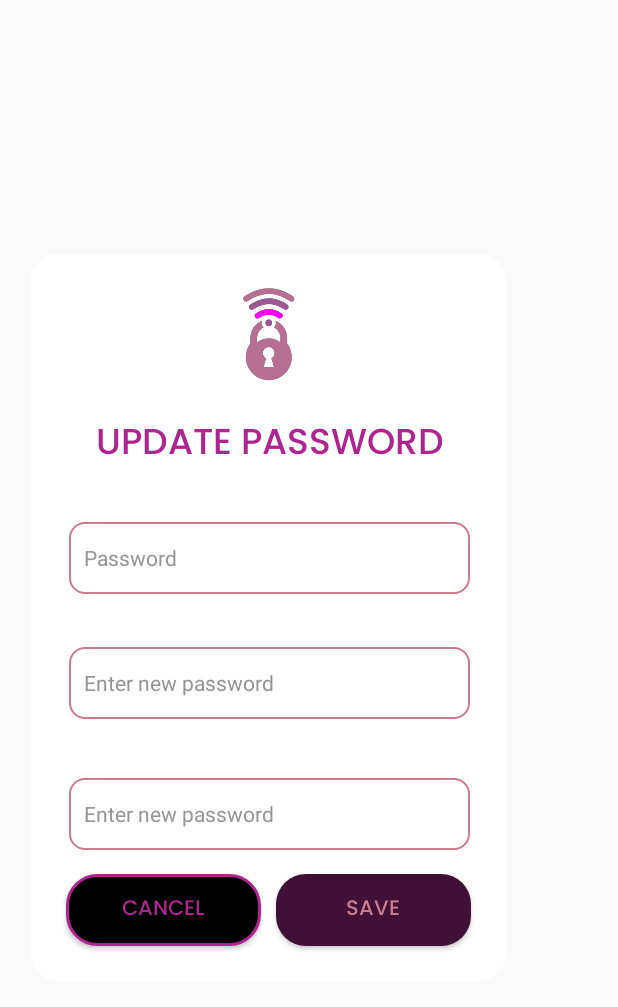
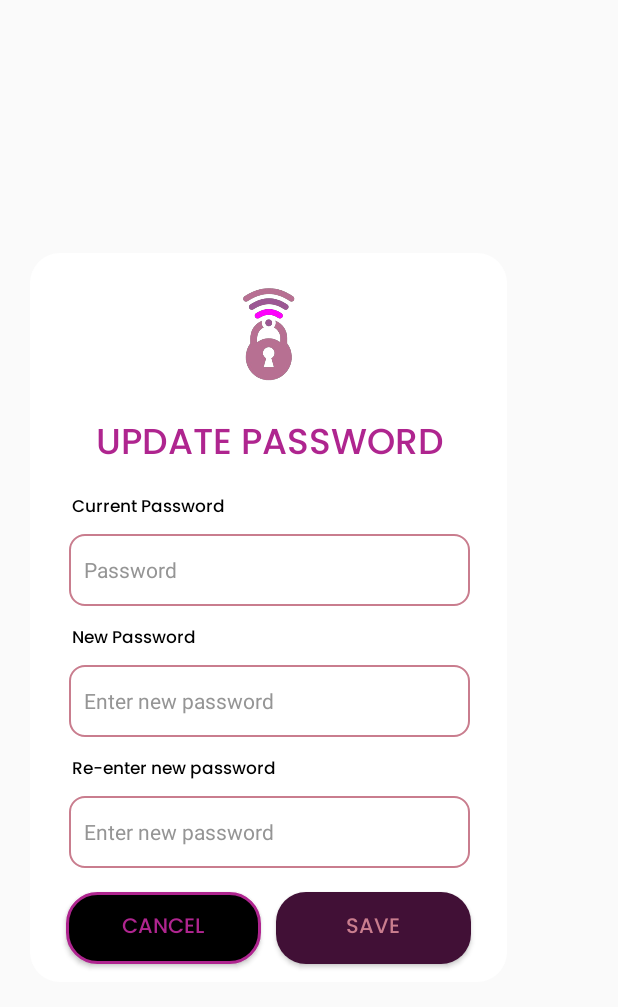
Before and after one commit to Jecchisauce/Quizora1, an Android app: the fragment UpdatePassword shown on its own in the app's theme, on a phone screen of 412 x 824 dp. Shown: the top 1007 px of the screen. Run offline under Robolectric (Android 15) with nearby library versions, the phone set to English and light mode, and no system bars.

Commit message:
FIXED COLOR ALLOCATIONS

```diff
--- a/Quizora/app/src/main/res/layout/activity_item_onboarding.xml
+++ b/Quizora/app/src/main/res/layout/activity_item_onboarding.xml
@@ -5,7 +5,7 @@
     xmlns:tools="http://schemas.android.com/tools"
     android:layout_width="match_parent"
     android:layout_height="match_parent"
-    android:background="@color/white"
+
     android:id="@+id/mainboard"
     android:padding="10dp"
     tools:context=".ItemOnboarding">
--- a/Quizora/app/src/main/res/layout/activity_login_form.xml
+++ b/Quizora/app/src/main/res/layout/activity_login_form.xml
@@ -2,6 +2,8 @@
 <layout xmlns:android="http://schemas.android.com/apk/res/android"
     xmlns:app="http://schemas.android.com/apk/res-auto"
     xmlns:tools="http://schemas.android.com/tools">
+
+
 
     <androidx.constraintlayout.widget.ConstraintLayout
         android:id="@+id/main"
--- a/Quizora/app/src/main/res/layout/fragment_home.xml
+++ b/Quizora/app/src/main/res/layout/fragment_home.xml
@@ -32,7 +32,7 @@
         android:id="@+id/profile_section"
         android:layout_width="match_parent"
         android:layout_height="78dp"
-        android:layout_marginTop="20dp"
+        android:layout_marginTop="10dp"
         android:layout_marginStart="9dp"
         android:layout_marginEnd="9dp"
         android:background="@drawable/textbox"
--- a/Quizora/app/src/main/res/layout/fragment_update_password.xml
+++ b/Quizora/app/src/main/res/layout/fragment_update_password.xml
@@ -60,11 +60,11 @@
             android:id="@+id/textView8"
             android:layout_width="wrap_content"
             android:layout_height="wrap_content"
-            android:layout_marginStart="24dp"
-            android:layout_marginTop="4dp"
+            android:layout_marginStart="28dp"
+            android:layout_marginTop="12dp"
             android:fontFamily="@font/poppins_medium"
             android:text="Current Password"
-            android:textColor="@color/white"
+            android:textColor="@color/black"
             android:textSize="11sp"
             app:layout_constraintStart_toStartOf="parent"
             app:layout_constraintTop_toBottomOf="@id/textView7" />
@@ -90,11 +90,11 @@
             android:id="@+id/textView10"
             android:layout_width="wrap_content"
             android:layout_height="wrap_content"
-            android:layout_marginStart="24dp"
-            android:layout_marginTop="8dp"
+            android:layout_marginStart="28dp"
+            android:layout_marginTop="12dp"
             android:fontFamily="@font/poppins_medium"
             android:text="New Password"
-            android:textColor="@color/white"
+            android:textColor="@color/black"
             android:textSize="11sp"
             app:layout_constraintStart_toStartOf="parent"
             app:layout_constraintTop_toBottomOf="@id/cPassword" />
@@ -146,11 +146,11 @@
             android:id="@+id/textView11"
             android:layout_width="wrap_content"
             android:layout_height="wrap_content"
-            android:layout_marginStart="24dp"
+            android:layout_marginStart="28dp"
             android:layout_marginTop="12dp"
             android:fontFamily="@font/poppins_medium"
             android:text="Re-enter new password"
-            android:textColor="@color/white"
+            android:textColor="@color/black"
             android:textSize="11sp"
             app:layout_constraintStart_toStartOf="parent"
             app:layout_constraintTop_toBottomOf="@id/nPassword" />
--- a/Quizora/app/src/main/res/layout/item_quiz_history.xml
+++ b/Quizora/app/src/main/res/layout/item_quiz_history.xml
@@ -2,12 +2,12 @@
 <androidx.constraintlayout.widget.ConstraintLayout
     xmlns:android="http://schemas.android.com/apk/res/android"
     xmlns:app="http://schemas.android.com/apk/res-auto"
-    xmlns:tools="http://schemas.android.com/tools"
+
     android:layout_width="150dp"
     android:layout_height="180dp"
     android:padding="10dp"
     android:background="@drawable/back_bg"
-    android:layout_margin="5dp">
+    android:layout_margin="15dp">
 
     <TextView
         android:id="@+id/historyQuizTitle"
--- a/Quizora/app/src/main/res/values-night/themes.xml
+++ b/Quizora/app/src/main/res/values-night/themes.xml
@@ -4,13 +4,9 @@
 
         <!-- Customize your dark theme here. -->
         <!-- <item name="colorPrimary">@color/my_dark_primary</item> -->
-        <item name="android:windowBackground">@color/white</item>
 
-        <!-- Change Status Bar Color -->
-        <item name="android:statusBarColor">@color/white</item>
 
-        <!-- Optional: Change status bar icons to dark mode (black icons) -->
-        <item name="android:windowLightStatusBar">true</item>
+
 
     </style>
 </resources>
--- a/Quizora/app/src/main/res/values/themes.xml
+++ b/Quizora/app/src/main/res/values/themes.xml
@@ -1,12 +1,10 @@
-<resources xmlns:tools="http://schemas.android.com/tools">
+<resources>
     <!-- Base application theme. -->
     <style name="Base.Theme.Quizora" parent="Theme.AppCompat.Light.NoActionBar">
 
-        <!-- Customize your light theme here. -->
-        <!-- <item name="colorPrimary">@color/my_light_primary</item> -->
-        <item name="android:statusBarColor">#ffffff</item>
-        <item name="actionMenuTextColor">#000000</item> <!-- Black menu items -->
+
     </style>
 
     <style name="Theme.Quizora" parent="Base.Theme.Quizora" />
+
 </resources>
```
Also changed, not shown: Quizora/app/src/main/java/com/example/quizora/LoginForm.kt (+7 -0 lines), Quizora/app/src/main/java/com/example/quizora/MainActivity.kt (+1 -8 lines), Quizora/app/src/main/java/com/example/quizora/Phase1.kt (+7 -0 lines), 59 other files.
